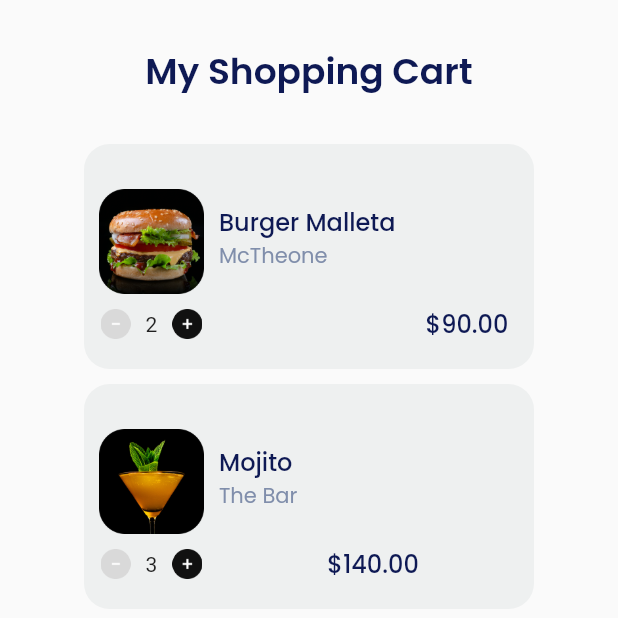
After one commit to farisqadr/sevendays, a Flutter app: the screen it shows after launch, on a phone screen of 412 x 824 dp. The commit adds this screen. Shown: the top 618 px of the screen. Run offline on Flutter 3.47's test engine with Material 2 defaults, Android fonts, the phone set to English and light mode, and no system bars; our stand-ins replace google_fonts.

Commit message:
Day 7 Split Widget

```diff
--- a/lib/main.dart
+++ b/lib/main.dart
@@ -1,11 +1,11 @@
 import 'package:flutter/material.dart';
-import 'package:sevendays/pages/challenge6.dart';
+import 'package:sevendays/pages/shopping_cart.dart';
 
 void main() => runApp(SevenDays());
 
 class SevenDays extends StatelessWidget {
   @override
   Widget build(BuildContext context) {
-    return MaterialApp(debugShowCheckedModeBanner: false, home: ChallengeSix());
+    return MaterialApp(debugShowCheckedModeBanner: false, home: ShoppingCart());
   }
 }
--- /dev/null
+++ b/lib/pages/shopping_cart.dart
@@ -0,0 +1,48 @@
+import 'package:flutter/material.dart';
+import 'package:sevendays/widget/cart_list.dart';
+import 'package:sevendays/widget/theme.dart';
+
+class ShoppingCart extends StatelessWidget {
+  @override
+  Widget build(BuildContext context) {
+    return Scaffold(
+      body: Padding(
+        padding: const EdgeInsets.only(top: 30),
+        child: Column(
+          children: [
+            Center(
+              child: Text(
+                'My Shopping Cart',
+                style: boldTextStyle,
+              ),
+            ),
+            SizedBox(
+              height: 30,
+            ),
+            CartList(
+              gambarMakanan: 'assets/burger.png',
+              iconMinus: 'assets/min_icon.png',
+              jumlahMakanan: '2',
+              iconPlus: 'assets/plus_icon.png',
+              namaMakanan: 'Burger Malleta',
+              descMakanan: 'McTheone',
+              hargaMakanan: '\$90.00',
+            ),
+            SizedBox(
+              height: 10,
+            ),
+            CartList(
+              gambarMakanan: 'assets/mojito.png',
+              iconMinus: 'assets/min_icon.png',
+              jumlahMakanan: '3',
+              iconPlus: 'assets/plus_icon.png',
+              namaMakanan: 'Mojito',
+              descMakanan: 'The Bar',
+              hargaMakanan: '\$140.00',
+            ),
+          ],
+        ),
+      ),
+    );
+  }
+}
--- /dev/null
+++ b/lib/widget/cart_list.dart
@@ -0,0 +1,90 @@
+import 'package:flutter/material.dart';
+import 'package:sevendays/widget/theme.dart';
+
+class CartList extends StatelessWidget {
+  String gambarMakanan;
+  String iconMinus;
+  String jumlahMakanan;
+  String iconPlus;
+  String namaMakanan;
+  String descMakanan;
+  String hargaMakanan;
+
+  CartList(
+      {required this.gambarMakanan,
+      required this.iconMinus,
+      required this.jumlahMakanan,
+      required this.iconPlus,
+      required this.namaMakanan,
+      required this.descMakanan,
+      required this.hargaMakanan});
+
+  @override
+  Widget build(BuildContext context) {
+    return Container(
+      width: 300,
+      height: 150,
+      decoration: BoxDecoration(
+          color: Color(0xffEEF0F0), borderRadius: BorderRadius.circular(17)),
+      child: Row(children: [
+        Padding(
+          padding: const EdgeInsets.only(top: 30, left: 10),
+          child: Column(
+            children: [
+              Image.asset(
+                gambarMakanan,
+                width: 70,
+              ),
+              SizedBox(
+                height: 10,
+              ),
+              Row(
+                children: [
+                  Image.asset(
+                    iconMinus,
+                    width: 20,
+                  ),
+                  SizedBox(
+                    width: 10,
+                  ),
+                  Text(jumlahMakanan),
+                  SizedBox(
+                    width: 10,
+                  ),
+                  Image.asset(
+                    iconPlus,
+                    width: 20,
+                  ),
+                ],
+              ),
+            ],
+          ),
+        ),
+        SizedBox(width: 10),
+        Column(
+          crossAxisAlignment: CrossAxisAlignment.start,
+          children: [
+            SizedBox(
+              height: 40,
+            ),
+            Text(
+              namaMakanan,
+              style: lightTextStyle,
+            ),
+            Text(
+              descMakanan,
+              style: messageTextStyle,
+            )
+          ],
+        ),
+        Padding(
+          padding: const EdgeInsets.only(top: 90, left: 20, right: 10),
+          child: Text(
+            hargaMakanan,
+            style: lightTextStyle,
+          ),
+        )
+      ]),
+    );
+  }
+}
--- a/lib/widget/theme.dart
+++ b/lib/widget/theme.dart
@@ -7,7 +7,8 @@ Color blackColor = Color(0xff0E1954);
 TextStyle boldTextStyle = GoogleFonts.poppins(
     color: blackColor, fontSize: 24, fontWeight: FontWeight.w600);
 
-TextStyle lightTextStyle = GoogleFonts.poppins(color: blackColor, fontSize: 14);
+TextStyle lightTextStyle = GoogleFonts.poppins(
+    color: blackColor, fontSize: 16, fontWeight: FontWeight.w500);
 
 TextStyle buttonTextStyle =
     GoogleFonts.openSans(color: Color(0xffF8F8F8), fontWeight: FontWeight.w600);
```
Also changed, not shown: assets/burger.png (added), assets/cover.png (added), assets/day_four.png (added), assets/day_one.png (added), assets/day_three.png (added), assets/day_two.png (added), assets/min_icon.png (added), assets/mojito.png (added), assets/plus_icon.png (added).
